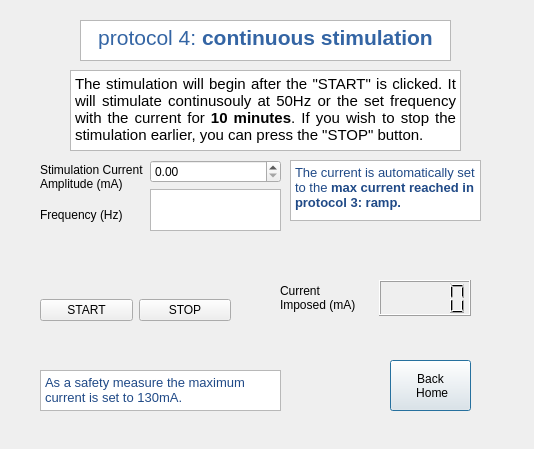
Old version of the form _Stimulation/stimulation_GUI/protocol4.ui in the repository annasparapani/MScThesis_tSCS.
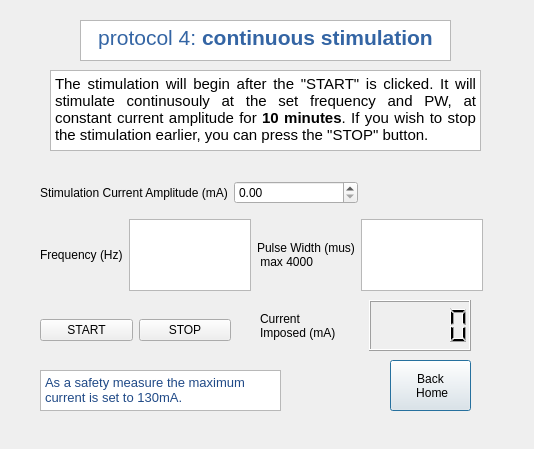
New version of the form.

```diff
--- a/_Stimulation/stimulation_GUI/protocol4.ui
+++ b/_Stimulation/stimulation_GUI/protocol4.ui
@@ -47,9 +47,9 @@
   <widget class="QTextBrowser" name="Text_Description">
    <property name="geometry">
     <rect>
-     <x>70</x>
+     <x>50</x>
      <y>70</y>
-     <width>391</width>
+     <width>431</width>
      <height>81</height>
     </rect>
    </property>
@@ -58,14 +58,14 @@
 &lt;html&gt;&lt;head&gt;&lt;meta name=&quot;qrichtext&quot; content=&quot;1&quot; /&gt;&lt;style type=&quot;text/css&quot;&gt;
 p, li { white-space: pre-wrap; }
 &lt;/style&gt;&lt;/head&gt;&lt;body style=&quot; font-family:'Ubuntu'; font-size:11pt; font-weight:400; font-style:normal;&quot;&gt;
-&lt;p align=&quot;justify&quot; style=&quot; margin-top:0px; margin-bottom:0px; margin-left:0px; margin-right:0px; -qt-block-indent:0; text-indent:0px;&quot;&gt;The stimulation will begin after the &amp;quot;START&amp;quot; is clicked. It will stimulate continusouly at 50Hz or the set frequency with the current for &lt;span style=&quot; font-weight:600;&quot;&gt;10 minutes&lt;/span&gt;. If you wish to stop the stimulation earlier, you can press the &amp;quot;STOP&amp;quot; button.&lt;/p&gt;&lt;/body&gt;&lt;/html&gt;</string>
+&lt;p align=&quot;justify&quot; style=&quot; margin-top:0px; margin-bottom:0px; margin-left:0px; margin-right:0px; -qt-block-indent:0; text-indent:0px;&quot;&gt;The stimulation will begin after the &amp;quot;START&amp;quot; is clicked. It will stimulate continusouly at the set frequency and PW, at constant current amplitude for &lt;span style=&quot; font-weight:600;&quot;&gt;10 minutes&lt;/span&gt;. If you wish to stop the stimulation earlier, you can press the &amp;quot;STOP&amp;quot; button.&lt;/p&gt;&lt;/body&gt;&lt;/html&gt;</string>
    </property>
   </widget>
   <widget class="QWidget" name="layoutWidget">
    <property name="geometry">
     <rect>
      <x>40</x>
-     <y>280</y>
+     <y>300</y>
      <width>191</width>
      <height>61</height>
     </rect>
@@ -104,71 +104,13 @@
 &lt;p style=&quot; margin-top:0px; margin-bottom:0px; margin-left:0px; margin-right:0px; -qt-block-indent:0; text-indent:0px;&quot;&gt;&lt;span style=&quot; font-size:10pt; color:#204a87;&quot;&gt;As a safety measure the maximum current is set to 130mA.&lt;/span&gt;&lt;/p&gt;&lt;/body&gt;&lt;/html&gt;</string>
    </property>
   </widget>
-  <widget class="QTextBrowser" name="textBrowser">
-   <property name="geometry">
-    <rect>
-     <x>290</x>
-     <y>160</y>
-     <width>191</width>
-     <height>61</height>
-    </rect>
-   </property>
-   <property name="html">
-    <string>&lt;!DOCTYPE HTML PUBLIC &quot;-//W3C//DTD HTML 4.0//EN&quot; &quot;http://www.w3.org/TR/REC-html40/strict.dtd&quot;&gt;
-&lt;html&gt;&lt;head&gt;&lt;meta name=&quot;qrichtext&quot; content=&quot;1&quot; /&gt;&lt;style type=&quot;text/css&quot;&gt;
-p, li { white-space: pre-wrap; }
-&lt;/style&gt;&lt;/head&gt;&lt;body style=&quot; font-family:'Ubuntu'; font-size:11pt; font-weight:400; font-style:normal;&quot;&gt;
-&lt;p style=&quot; margin-top:0px; margin-bottom:0px; margin-left:0px; margin-right:0px; -qt-block-indent:0; text-indent:0px;&quot;&gt;&lt;span style=&quot; font-size:10pt; color:#204a87;&quot;&gt;The current is automatically set to the &lt;/span&gt;&lt;span style=&quot; font-size:10pt; font-weight:600; color:#204a87;&quot;&gt;max current reached in protocol 3: ramp.&lt;/span&gt;&lt;/p&gt;&lt;/body&gt;&lt;/html&gt;</string>
-   </property>
-  </widget>
   <widget class="QWidget" name="layoutWidget">
    <property name="geometry">
     <rect>
-     <x>40</x>
-     <y>160</y>
-     <width>241</width>
-     <height>71</height>
-    </rect>
-   </property>
-   <layout class="QHBoxLayout" name="horizontalLayout_2">
-    <item>
-     <layout class="QVBoxLayout" name="verticalLayout">
-      <item>
-       <widget class="QLabel" name="Label_CurrentAmplitude">
-        <property name="text">
-         <string>Stimulation Current 
-Amplitude (mA)</string>
-        </property>
-       </widget>
-      </item>
-      <item>
-       <widget class="QLabel" name="Label_Frequency">
-        <property name="text">
-         <string>Frequency (Hz)</string>
-        </property>
-       </widget>
-      </item>
-     </layout>
-    </item>
-    <item>
-     <layout class="QVBoxLayout" name="verticalLayout_2">
-      <item>
-       <widget class="QDoubleSpinBox" name="SpinBox_CurrentAmplitude"/>
-      </item>
-      <item>
-       <widget class="QPlainTextEdit" name="plainTextEdit_Frequency"/>
-      </item>
-     </layout>
-    </item>
-   </layout>
-  </widget>
-  <widget class="QWidget" name="layoutWidget">
-   <property name="geometry">
-    <rect>
-     <x>280</x>
-     <y>280</y>
-     <width>191</width>
-     <height>36</height>
+     <x>260</x>
+     <y>300</y>
+     <width>211</width>
+     <height>51</height>
     </rect>
    </property>
    <layout class="QHBoxLayout" name="horizontalLayout_3">
@@ -185,6 +127,61 @@
     </item>
    </layout>
   </widget>
+  <widget class="QWidget" name="layoutWidget">
+   <property name="geometry">
+    <rect>
+     <x>40</x>
+     <y>219</y>
+     <width>443</width>
+     <height>72</height>
+    </rect>
+   </property>
+   <layout class="QHBoxLayout" name="horizontalLayout_2">
+    <item>
+     <widget class="QLabel" name="Label_Frequency">
+      <property name="text">
+       <string>Frequency (Hz)</string>
+      </property>
+     </widget>
+    </item>
+    <item>
+     <widget class="QPlainTextEdit" name="plainTextEdit_Frequency"/>
+    </item>
+    <item>
+     <widget class="QLabel" name="Label_PW">
+      <property name="text">
+       <string>Pulse Width (mus)
+ max 4000</string>
+      </property>
+     </widget>
+    </item>
+    <item>
+     <widget class="QPlainTextEdit" name="plainTextEdit_PW"/>
+    </item>
+   </layout>
+  </widget>
+  <widget class="QWidget" name="layoutWidget">
+   <property name="geometry">
+    <rect>
+     <x>40</x>
+     <y>179</y>
+     <width>318</width>
+     <height>28</height>
+    </rect>
+   </property>
+   <layout class="QHBoxLayout" name="horizontalLayout_4">
+    <item>
+     <widget class="QLabel" name="Label_CurrentAmplitude">
+      <property name="text">
+       <string>Stimulation Current Amplitude (mA)</string>
+      </property>
+     </widget>
+    </item>
+    <item>
+     <widget class="QDoubleSpinBox" name="SpinBox_CurrentAmplitude"/>
+    </item>
+   </layout>
+  </widget>
  </widget>
  <resources/>
  <connections/>
```
